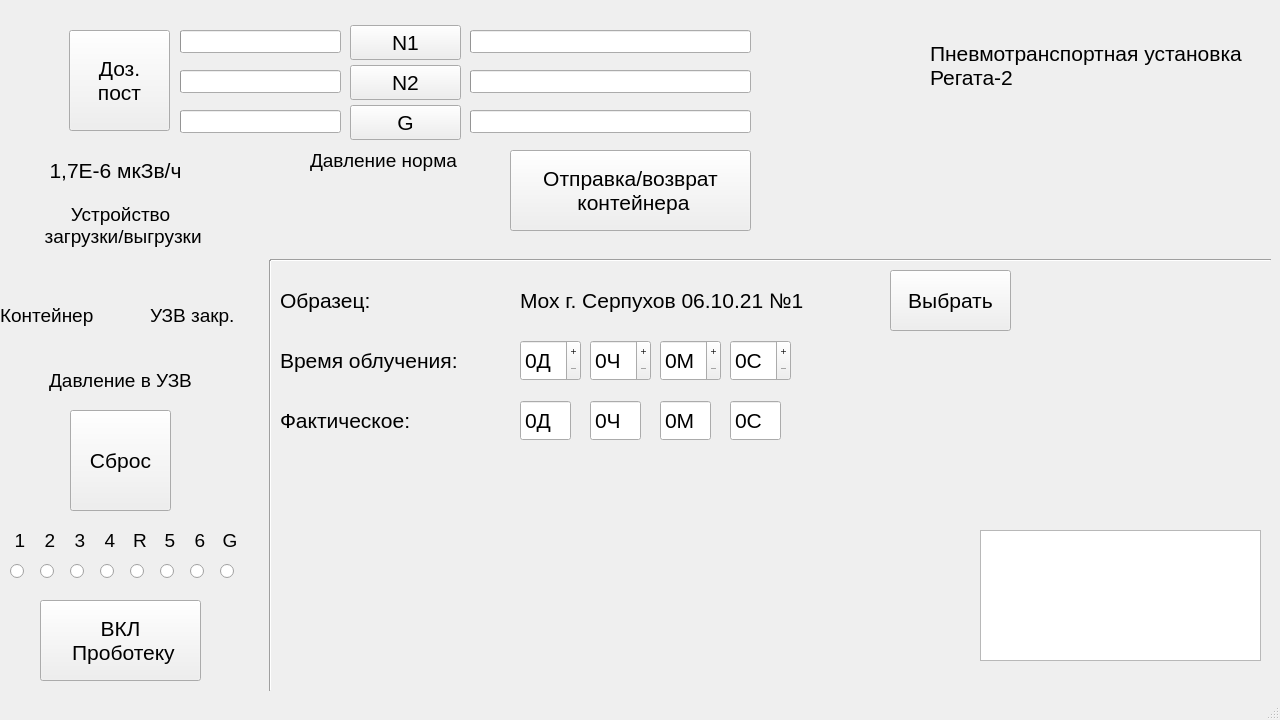
Old version of the form mainwindow.ui in the repository beeleph/PanelRegata2.
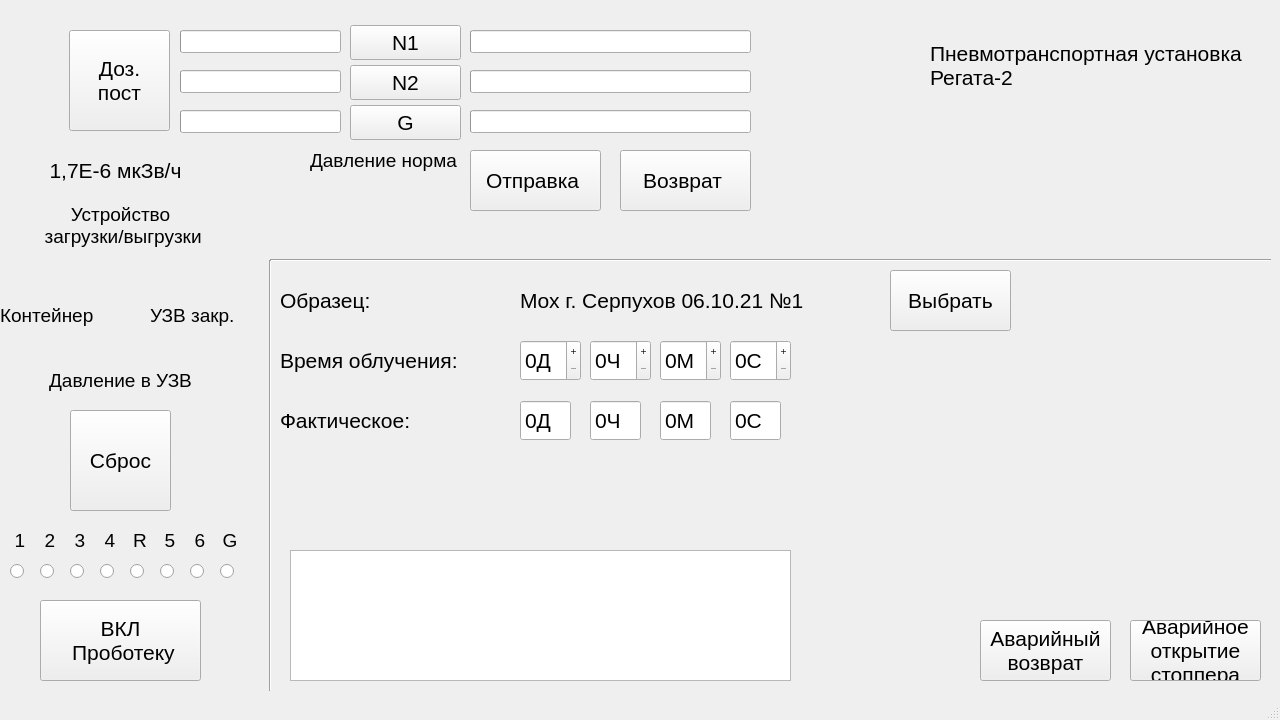
New version of the form. Icons and pictures are not drawn. Custom widgets are drawn as their Qt base class.

Commit message: GUI button start/stop, activeLedN1,N2,G, emergency's. front&back

Patch:
```diff
--- a/mainwindow.ui
+++ b/mainwindow.ui
@@ -261,8 +261,8 @@
    <widget class="QLedLabel" name="activeZoneLed">
     <property name="geometry">
      <rect>
-      <x>830</x>
-      <y>70</y>
+      <x>810</x>
+      <y>60</y>
       <width>31</width>
       <height>31</height>
      </rect>
@@ -497,10 +497,10 @@
     </property>
     <property name="geometry">
      <rect>
-      <x>510</x>
+      <x>470</x>
       <y>150</y>
-      <width>241</width>
-      <height>81</height>
+      <width>131</width>
+      <height>61</height>
      </rect>
     </property>
     <property name="font">
@@ -513,8 +513,7 @@
      <bool>false</bool>
     </property>
     <property name="text">
-     <string>Отправка/возврат
- контейнера</string>
+     <string>Отправка </string>
     </property>
    </widget>
    <widget class="QLedLabel" name="pressureOkLed">
@@ -558,7 +557,7 @@
    <widget class="QLabel" name="label_15">
     <property name="geometry">
      <rect>
-      <x>760</x>
+      <x>740</x>
       <y>0</y>
       <width>161</width>
       <height>161</height>
@@ -586,9 +585,9 @@
    <widget class="QTextBrowser" name="textBrowser">
     <property name="geometry">
      <rect>
-      <x>980</x>
-      <y>530</y>
-      <width>281</width>
+      <x>290</x>
+      <y>550</y>
+      <width>501</width>
       <height>131</height>
      </rect>
     </property>
@@ -1324,6 +1323,122 @@
      <number>360</number>
     </property>
    </widget>
+   <widget class="QPushButton" name="returnButton">
+    <property name="enabled">
+     <bool>true</bool>
+    </property>
+    <property name="geometry">
+     <rect>
+      <x>620</x>
+      <y>150</y>
+      <width>131</width>
+      <height>61</height>
+     </rect>
+    </property>
+    <property name="font">
+     <font>
+      <family>Segoe UI</family>
+      <pointsize>16</pointsize>
+     </font>
+    </property>
+    <property name="autoFillBackground">
+     <bool>false</bool>
+    </property>
+    <property name="text">
+     <string>Возврат </string>
+    </property>
+   </widget>
+   <widget class="QLedLabel" name="activeZoneLedN1">
+    <property name="geometry">
+     <rect>
+      <x>810</x>
+      <y>20</y>
+      <width>31</width>
+      <height>31</height>
+     </rect>
+    </property>
+    <property name="font">
+     <font>
+      <family>Segoe UI</family>
+      <pointsize>16</pointsize>
+     </font>
+    </property>
+    <property name="text">
+     <string/>
+    </property>
+   </widget>
+   <widget class="QLedLabel" name="activeZoneLedG">
+    <property name="geometry">
+     <rect>
+      <x>810</x>
+      <y>100</y>
+      <width>31</width>
+      <height>31</height>
+     </rect>
+    </property>
+    <property name="font">
+     <font>
+      <family>Segoe UI</family>
+      <pointsize>16</pointsize>
+     </font>
+    </property>
+    <property name="text">
+     <string/>
+    </property>
+   </widget>
+   <widget class="QPushButton" name="emergencyReturnButton">
+    <property name="enabled">
+     <bool>true</bool>
+    </property>
+    <property name="geometry">
+     <rect>
+      <x>980</x>
+      <y>620</y>
+      <width>131</width>
+      <height>61</height>
+     </rect>
+    </property>
+    <property name="font">
+     <font>
+      <family>Segoe UI</family>
+      <pointsize>16</pointsize>
+     </font>
+    </property>
+    <property name="autoFillBackground">
+     <bool>false</bool>
+    </property>
+    <property name="text">
+     <string>Аварийный 
+возврат</string>
+    </property>
+   </widget>
+   <widget class="QPushButton" name="emergencyDozPostButton">
+    <property name="enabled">
+     <bool>true</bool>
+    </property>
+    <property name="geometry">
+     <rect>
+      <x>1130</x>
+      <y>620</y>
+      <width>131</width>
+      <height>61</height>
+     </rect>
+    </property>
+    <property name="font">
+     <font>
+      <family>Segoe UI</family>
+      <pointsize>16</pointsize>
+     </font>
+    </property>
+    <property name="autoFillBackground">
+     <bool>false</bool>
+    </property>
+    <property name="text">
+     <string>Аварийное 
+открытие 
+стоппера</string>
+    </property>
+   </widget>
    <zorder>label</zorder>
    <zorder>N1Button</zorder>
    <zorder>N2Button</zorder>
```
Left out of the diff: 9 changed lines with no effect on the pictures. The commit also changes 3 other files.
